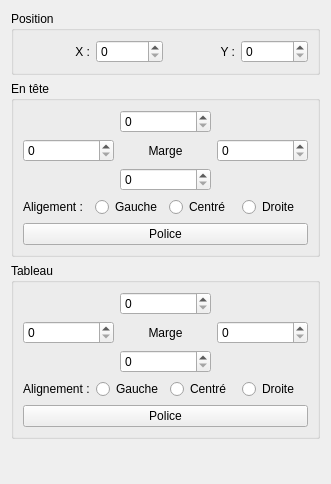
Qt form sources/qetgraphicsitem/ViewItem/ui/graphicstablepropertieseditor.ui (qelectrotech/qelectrotech-source-mirror) before a commit.
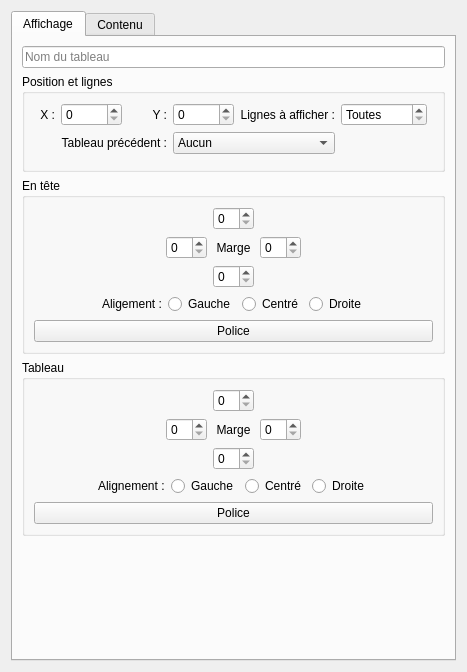
The same form after that commit. Icons and pictures are not drawn.

Commit message: Merge remote-tracking branch 'origin/QetGraphicsTableItem'

```diff
--- a/sources/qetgraphicsitem/ViewItem/ui/graphicstablepropertieseditor.ui
+++ b/sources/qetgraphicsitem/ViewItem/ui/graphicstablepropertieseditor.ui
@@ -6,8 +6,8 @@
    <rect>
     <x>0</x>
     <y>0</y>
-    <width>331</width>
-    <height>484</height>
+    <width>467</width>
+    <height>672</height>
    </rect>
   </property>
   <property name="windowTitle">
@@ -15,12 +15,94 @@
   </property>
   <layout class="QVBoxLayout" name="verticalLayout">
    <item>
+    <widget class="QTabWidget" name="m_tab">
+     <property name="currentIndex">
+      <number>0</number>
+     </property>
+     <widget class="QWidget" name="m_display_tab">
+      <attribute name="title">
+       <string>Affichage</string>
+      </attribute>
+      <layout class="QVBoxLayout" name="verticalLayout_5">
+       <item>
+        <widget class="QLineEdit" name="m_table_name_le">
+         <property name="text">
+          <string/>
+         </property>
+         <property name="placeholderText">
+          <string>Nom du tableau</string>
+         </property>
+        </widget>
+       </item>
+       <item>
     <widget class="QGroupBox" name="groupBox">
      <property name="title">
-      <string>Position</string>
-     </property>
-     <layout class="QHBoxLayout" name="horizontalLayout_4">
+          <string>Position et lignes</string>
+         </property>
+         <layout class="QGridLayout" name="gridLayout_2">
+          <item row="1" column="4" colspan="2">
+           <widget class="QComboBox" name="m_previous_table_cb">
+            <property name="insertPolicy">
+             <enum>QComboBox::InsertAtBottom</enum>
+            </property>
       <item>
+             <property name="text">
+              <string>Aucun</string>
+             </property>
+            </item>
+           </widget>
+          </item>
+          <item row="0" column="6" colspan="2">
+           <widget class="QSpinBox" name="m_display_n_row_sb">
+            <property name="specialValueText">
+             <string>Toutes</string>
+            </property>
+            <property name="maximum">
+             <number>999</number>
+            </property>
+           </widget>
+          </item>
+          <item row="0" column="5">
+           <widget class="QLabel" name="label">
+            <property name="text">
+             <string>Lignes à afficher :</string>
+            </property>
+            <property name="alignment">
+             <set>Qt::AlignRight|Qt::AlignTrailing|Qt::AlignVCenter</set>
+            </property>
+           </widget>
+          </item>
+          <item row="0" column="3">
+           <widget class="QLabel" name="label_7">
+            <property name="text">
+             <string>Y :</string>
+            </property>
+            <property name="alignment">
+             <set>Qt::AlignRight|Qt::AlignTrailing|Qt::AlignVCenter</set>
+            </property>
+           </widget>
+          </item>
+          <item row="1" column="7">
+           <widget class="QPushButton" name="m_next_pb">
+            <property name="enabled">
+             <bool>false</bool>
+            </property>
+            <property name="toolTip">
+             <string>Tableau suivant</string>
+            </property>
+            <property name="text">
+             <string/>
+            </property>
+            <property name="icon">
+             <iconset resource="../../../../qelectrotech.qrc">
+              <normaloff>:/ico/16x16/arrow-right.png</normaloff>:/ico/16x16/arrow-right.png</iconset>
+            </property>
+            <property name="flat">
+             <bool>true</bool>
+            </property>
+           </widget>
+          </item>
+          <item row="0" column="1">
        <widget class="QLabel" name="label_8">
         <property name="text">
          <string>X :</string>
@@ -30,30 +112,94 @@
         </property>
        </widget>
       </item>
-      <item>
+          <item row="0" column="0">
+           <spacer name="horizontalSpacer">
+            <property name="orientation">
+             <enum>Qt::Horizontal</enum>
+            </property>
+            <property name="sizeHint" stdset="0">
+             <size>
+              <width>40</width>
+              <height>20</height>
+             </size>
+            </property>
+           </spacer>
+          </item>
+          <item row="1" column="6">
+           <widget class="QPushButton" name="m_previous_cb">
+            <property name="enabled">
+             <bool>false</bool>
+            </property>
+            <property name="toolTip">
+             <string>Tableau précédent</string>
+            </property>
+            <property name="text">
+             <string/>
+            </property>
+            <property name="icon">
+             <iconset resource="../../../../qelectrotech.qrc">
+              <normaloff>:/ico/16x16/arrow-left.png</normaloff>:/ico/16x16/arrow-left.png</iconset>
+            </property>
+            <property name="flat">
+             <bool>true</bool>
+            </property>
+           </widget>
+          </item>
+          <item row="0" column="2">
        <widget class="QSpinBox" name="m_x_pos">
         <property name="maximum">
          <number>10000</number>
         </property>
        </widget>
       </item>
-      <item>
-       <widget class="QLabel" name="label_7">
-        <property name="text">
-         <string>Y :</string>
-        </property>
-        <property name="alignment">
-         <set>Qt::AlignRight|Qt::AlignTrailing|Qt::AlignVCenter</set>
-        </property>
-       </widget>
-      </item>
-      <item>
+          <item row="2" column="1" colspan="7">
+           <widget class="QWidget" name="widget_3" native="true">
+            <layout class="QHBoxLayout" name="horizontalLayout_3">
+             <property name="leftMargin">
+              <number>0</number>
+             </property>
+             <property name="topMargin">
+              <number>0</number>
+             </property>
+             <property name="rightMargin">
+              <number>0</number>
+             </property>
+             <property name="bottomMargin">
+              <number>0</number>
+             </property>
+            </layout>
+           </widget>
+          </item>
+          <item row="0" column="4">
        <widget class="QSpinBox" name="m_y_pos">
         <property name="maximum">
          <number>10000</number>
         </property>
        </widget>
       </item>
+          <item row="0" column="8">
+           <spacer name="horizontalSpacer_2">
+            <property name="orientation">
+             <enum>Qt::Horizontal</enum>
+            </property>
+            <property name="sizeHint" stdset="0">
+             <size>
+              <width>40</width>
+              <height>20</height>
+             </size>
+            </property>
+           </spacer>
+          </item>
+          <item row="1" column="2" colspan="2">
+           <widget class="QLabel" name="label_3">
+            <property name="text">
+             <string>Tableau précédent :</string>
+            </property>
+            <property name="alignment">
+             <set>Qt::AlignRight|Qt::AlignTrailing|Qt::AlignVCenter</set>
+            </property>
+           </widget>
+          </item>
      </layout>
     </widget>
    </item>
@@ -65,7 +211,33 @@
      <layout class="QVBoxLayout" name="verticalLayout_2">
       <item>
        <layout class="QGridLayout" name="gridLayout">
+            <item row="2" column="4">
+             <spacer name="horizontalSpacer_4">
+              <property name="orientation">
+               <enum>Qt::Horizontal</enum>
+              </property>
+              <property name="sizeHint" stdset="0">
+               <size>
+                <width>40</width>
+                <height>20</height>
+               </size>
+              </property>
+             </spacer>
+            </item>
         <item row="2" column="1">
+             <widget class="QSpinBox" name="m_header_left_margin">
+              <property name="suffix">
+               <string/>
+              </property>
+              <property name="prefix">
+               <string/>
+              </property>
+             </widget>
+            </item>
+            <item row="1" column="2">
+             <widget class="QSpinBox" name="m_header_top_margin"/>
+            </item>
+            <item row="2" column="2">
          <widget class="QLabel" name="label_2">
           <property name="text">
            <string>Marge</string>
@@ -75,17 +247,24 @@
           </property>
          </widget>
         </item>
-        <item row="2" column="0">
-         <widget class="QSpinBox" name="m_header_left_margin"/>
-        </item>
-        <item row="3" column="1">
-         <widget class="QSpinBox" name="m_header_bottom_margin"/>
-        </item>
-        <item row="2" column="2">
+            <item row="2" column="3">
          <widget class="QSpinBox" name="m_header_right_margin"/>
         </item>
-        <item row="1" column="1">
-         <widget class="QSpinBox" name="m_header_top_margin"/>
+            <item row="3" column="2">
+             <widget class="QSpinBox" name="m_header_bottom_margin"/>
+            </item>
+            <item row="2" column="0">
+             <spacer name="horizontalSpacer_3">
+              <property name="orientation">
+               <enum>Qt::Horizontal</enum>
+              </property>
+              <property name="sizeHint" stdset="0">
+               <size>
+                <width>40</width>
+                <height>20</height>
+               </size>
+              </property>
+             </spacer>
         </item>
        </layout>
       </item>
@@ -104,6 +283,19 @@
          <property name="bottomMargin">
           <number>0</number>
          </property>
+             <item>
+              <spacer name="horizontalSpacer_7">
+               <property name="orientation">
+                <enum>Qt::Horizontal</enum>
+               </property>
+               <property name="sizeHint" stdset="0">
+                <size>
+                 <width>40</width>
+                 <height>20</height>
+                </size>
+               </property>
+              </spacer>
+             </item>
          <item>
           <widget class="QLabel" name="label_5">
            <property name="text">
@@ -132,6 +324,19 @@
            </property>
           </widget>
          </item>
+             <item>
+              <spacer name="horizontalSpacer_8">
+               <property name="orientation">
+                <enum>Qt::Horizontal</enum>
+               </property>
+               <property name="sizeHint" stdset="0">
+                <size>
+                 <width>40</width>
+                 <height>20</height>
+                </size>
+               </property>
+              </spacer>
+             </item>
         </layout>
        </widget>
       </item>
@@ -140,6 +345,9 @@
         <property name="text">
          <string>Police</string>
         </property>
+            <property name="flat">
+             <bool>false</bool>
+            </property>
        </widget>
       </item>
      </layout>
@@ -153,19 +361,32 @@
      <layout class="QVBoxLayout" name="verticalLayout_3">
       <item>
        <layout class="QGridLayout" name="gridLayout_3">
-        <item row="1" column="2">
-         <widget class="QSpinBox" name="m_table_right_margin"/>
-        </item>
-        <item row="0" column="1">
-         <widget class="QSpinBox" name="m_table_top_margin"/>
-        </item>
-        <item row="2" column="1">
+            <item row="2" column="2">
          <widget class="QSpinBox" name="m_table_bottom_margin"/>
         </item>
-        <item row="1" column="0">
+            <item row="1" column="1">
          <widget class="QSpinBox" name="m_table_left_margin"/>
         </item>
-        <item row="1" column="1">
+            <item row="0" column="2">
+             <widget class="QSpinBox" name="m_table_top_margin"/>
+            </item>
+            <item row="1" column="4">
+             <spacer name="horizontalSpacer_6">
+              <property name="orientation">
+               <enum>Qt::Horizontal</enum>
+              </property>
+              <property name="sizeHint" stdset="0">
+               <size>
+                <width>40</width>
+                <height>20</height>
+               </size>
+              </property>
+             </spacer>
+            </item>
+            <item row="1" column="3">
+             <widget class="QSpinBox" name="m_table_right_margin"/>
+            </item>
+            <item row="1" column="2">
          <widget class="QLabel" name="label_4">
           <property name="text">
            <string>Marge</string>
@@ -175,6 +396,19 @@
           </property>
          </widget>
         </item>
+            <item row="1" column="0">
+             <spacer name="horizontalSpacer_5">
+              <property name="orientation">
+               <enum>Qt::Horizontal</enum>
+              </property>
+              <property name="sizeHint" stdset="0">
+               <size>
+                <width>40</width>
+                <height>20</height>
+               </size>
+              </property>
+             </spacer>
+            </item>
        </layout>
       </item>
       <item>
@@ -192,6 +426,19 @@
          <property name="bottomMargin">
           <number>0</number>
          </property>
+             <item>
+              <spacer name="horizontalSpacer_9">
+               <property name="orientation">
+                <enum>Qt::Horizontal</enum>
+               </property>
+               <property name="sizeHint" stdset="0">
+                <size>
+                 <width>40</width>
+                 <height>20</height>
+                </size>
+               </property>
+              </spacer>
+             </item>
          <item>
           <widget class="QLabel" name="label_6">
            <property name="text">
@@ -220,6 +467,19 @@
            </property>
           </widget>
          </item>
+             <item>
+              <spacer name="horizontalSpacer_10">
+               <property name="orientation">
+                <enum>Qt::Horizontal</enum>
+               </property>
+               <property name="sizeHint" stdset="0">
+                <size>
+                 <width>40</width>
+                 <height>20</height>
+                </size>
+               </property>
+              </spacer>
+             </item>
         </layout>
        </widget>
       </item>
@@ -228,6 +488,9 @@
         <property name="text">
          <string>Police</string>
         </property>
+            <property name="flat">
+             <bool>false</bool>
+            </property>
        </widget>
       </item>
      </layout>
@@ -248,6 +511,32 @@
    </item>
   </layout>
  </widget>
- <resources/>
+     <widget class="QWidget" name="m_content_tab">
+      <attribute name="title">
+       <string>Contenu</string>
+      </attribute>
+      <layout class="QVBoxLayout" name="m_content_layout">
+       <item>
+        <spacer name="verticalSpacer_2">
+         <property name="orientation">
+          <enum>Qt::Vertical</enum>
+         </property>
+         <property name="sizeHint" stdset="0">
+          <size>
+           <width>20</width>
+           <height>534</height>
+          </size>
+         </property>
+        </spacer>
+       </item>
+      </layout>
+     </widget>
+    </widget>
+   </item>
+  </layout>
+ </widget>
+ <resources>
+  <include location="../../../../qelectrotech.qrc"/>
+ </resources>
  <connections/>
 </ui>
```
Lines whose indentation alone changed are shown as unchanged. The commit also changes 37 other files.
